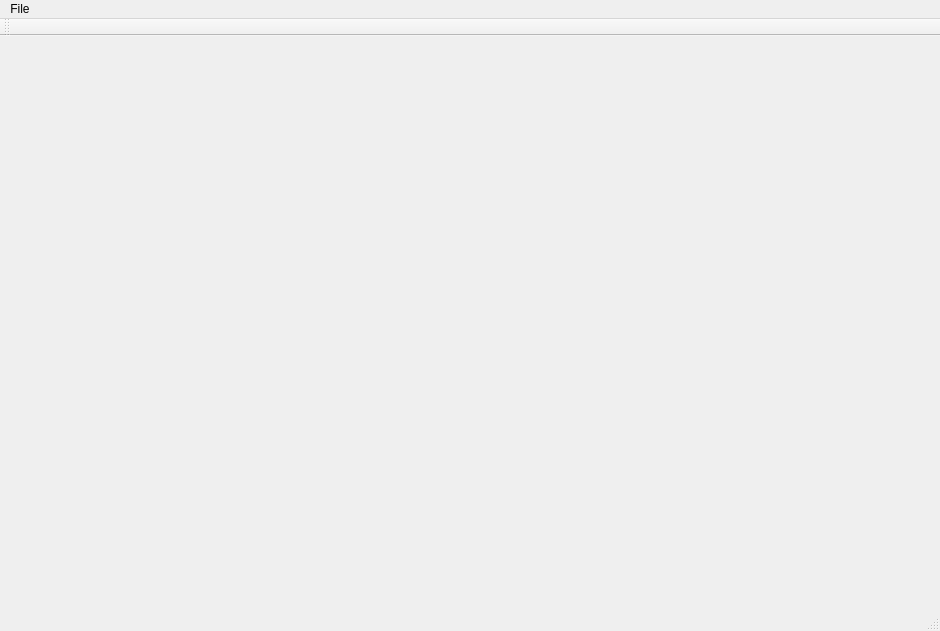
Old version of the form BusConfigUI/BusConfigUI.ui in the repository Patryk-97/BusConfig.
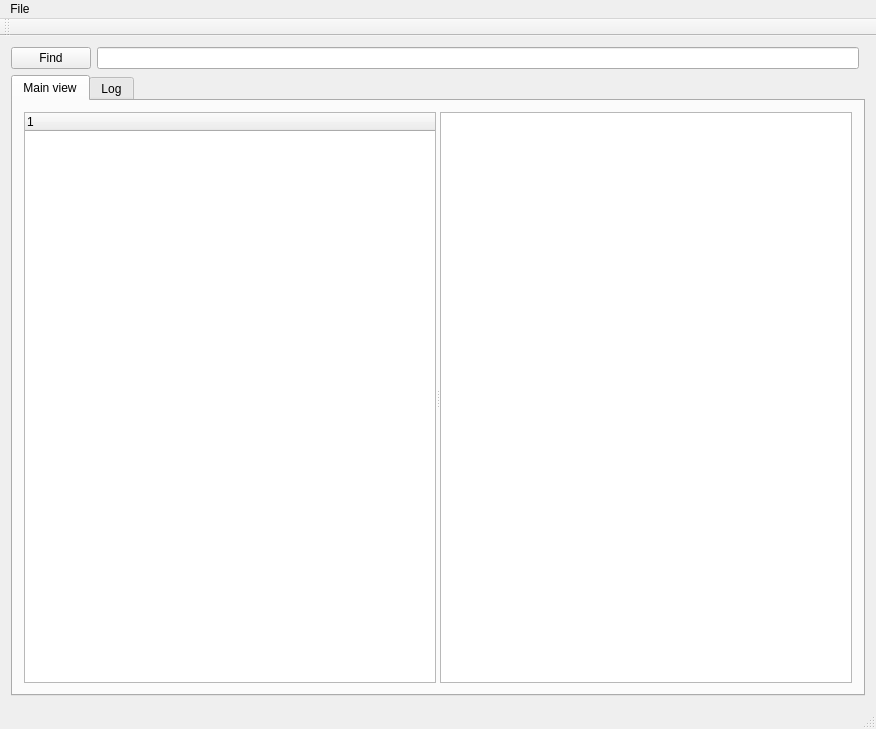
New version of the form.

What changed in the file:
```diff
--- a/BusConfigUI/BusConfigUI.ui
+++ b/BusConfigUI/BusConfigUI.ui
@@ -6,20 +6,82 @@
    <rect>
     <x>0</x>
     <y>0</y>
-    <width>940</width>
-    <height>631</height>
+    <width>876</width>
+    <height>729</height>
    </rect>
   </property>
   <property name="windowTitle">
    <string>BusConfigUI</string>
   </property>
-  <widget class="QWidget" name="centralWidget"/>
+  <widget class="QWidget" name="centralWidget">
+   <layout class="QGridLayout" name="gridLayout">
+    <item row="1" column="0" colspan="2">
+     <widget class="QTabWidget" name="tabWidget">
+      <property name="currentIndex">
+       <number>0</number>
+      </property>
+      <widget class="QWidget" name="tab_MainView">
+       <attribute name="title">
+        <string>Main view</string>
+       </attribute>
+       <layout class="QGridLayout" name="gridLayout_2">
+        <item row="0" column="0">
+         <widget class="QSplitter" name="splitter">
+          <property name="orientation">
+           <enum>Qt::Horizontal</enum>
+          </property>
+          <widget class="QTreeWidget" name="treeWidget">
+           <column>
+            <property name="text">
+             <string notr="true">1</string>
+            </property>
+           </column>
+          </widget>
+          <widget class="QTableWidget" name="tableWidget"/>
+         </widget>
+        </item>
+       </layout>
+      </widget>
+      <widget class="QWidget" name="tab_Log">
+       <attribute name="title">
+        <string>Log</string>
+       </attribute>
+       <layout class="QHBoxLayout" name="horizontalLayout_2">
+        <item>
+         <widget class="QWidget" name="widget" native="true">
+          <layout class="QGridLayout" name="gridLayout_3">
+           <item row="0" column="0">
+            <widget class="QTextBrowser" name="textBrowser"/>
+           </item>
+          </layout>
+         </widget>
+        </item>
+       </layout>
+      </widget>
+     </widget>
+    </item>
+    <item row="0" column="0">
+     <layout class="QHBoxLayout" name="horizontalLayout">
+      <item>
+       <widget class="QPushButton" name="pushButton_Find">
+        <property name="text">
+         <string>Find</string>
+        </property>
+       </widget>
+      </item>
+      <item>
+       <widget class="QLineEdit" name="lineEdit_Find"/>
+      </item>
+     </layout>
+    </item>
+   </layout>
+  </widget>
   <widget class="QMenuBar" name="menuBar">
    <property name="geometry">
     <rect>
      <x>0</x>
      <y>0</y>
-     <width>940</width>
+     <width>876</width>
      <height>26</height>
     </rect>
    </property>
```
